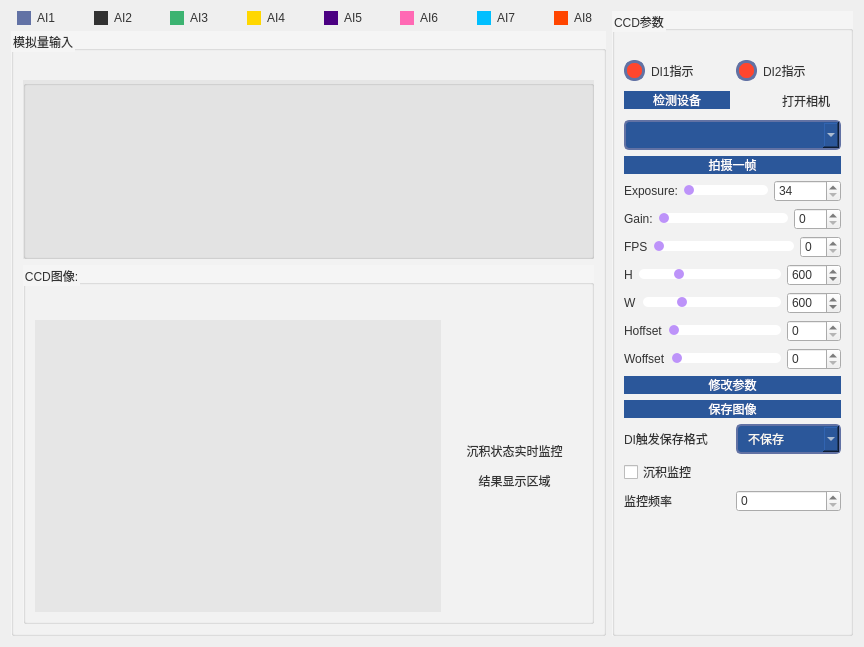
Before: the Qt Designer form new_thu/UI/Cardpage/AIO_CCD_Table.ui in mihudaner/THU, drawn with Qt 5.
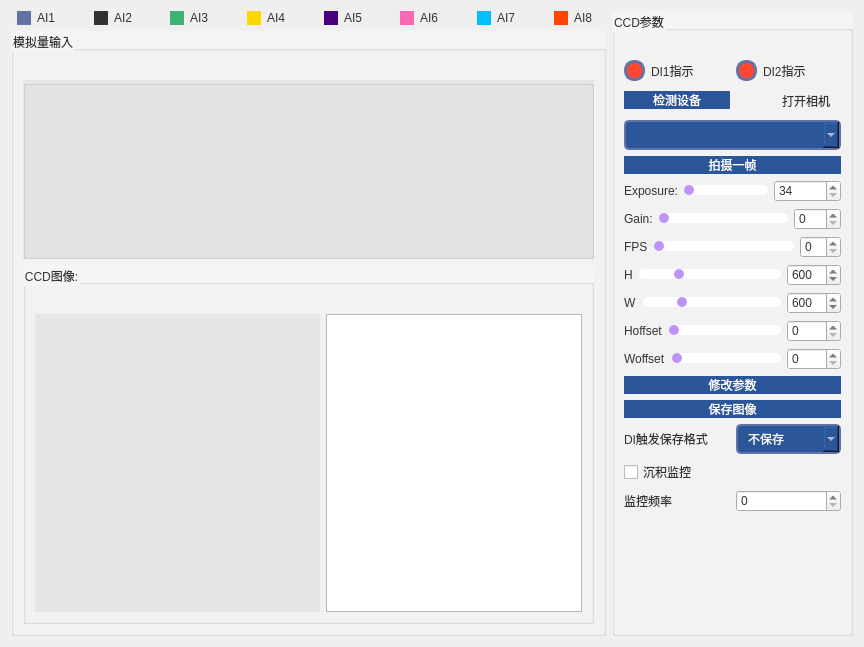
After: the same form once the commit is applied. Icons and pictures are not drawn. Custom widgets are drawn as their Qt base class.

```diff
--- a/new_thu/UI/Cardpage/AIO_CCD_Table.ui
+++ b/new_thu/UI/Cardpage/AIO_CCD_Table.ui
@@ -416,7 +416,7 @@
             </widget>
            </item>
            <item>
-            <layout class="QHBoxLayout" name="horizontalLayout_12" stretch="3,1">
+            <layout class="QHBoxLayout" name="horizontalLayout_12" stretch="3,0">
              <item>
               <widget class="QLabel" name="label_ccd_img">
                <property name="styleSheet">
@@ -431,14 +431,7 @@
               </widget>
              </item>
              <item>
-              <widget class="QLabel" name="label_12">
-               <property name="text">
-                <string>&lt;html&gt;&lt;head/&gt;&lt;body&gt;&lt;p&gt;沉积状态实时监控&lt;/p&gt;&lt;p&gt;结果显示区域&lt;/p&gt;&lt;/body&gt;&lt;/html&gt;</string>
-               </property>
-               <property name="alignment">
-                <set>Qt::AlignCenter</set>
-               </property>
-              </widget>
+              <widget class="QTextBrowser" name="textBrowser_ccdres"/>
              </item>
             </layout>
            </item>
```
